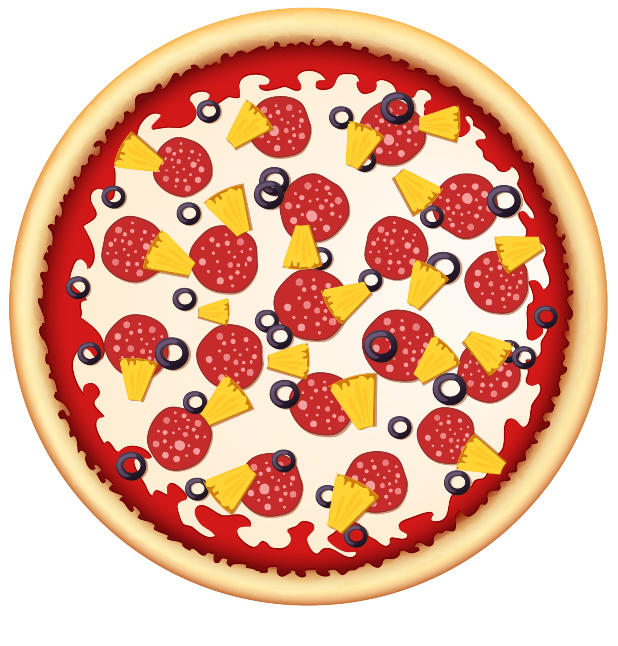
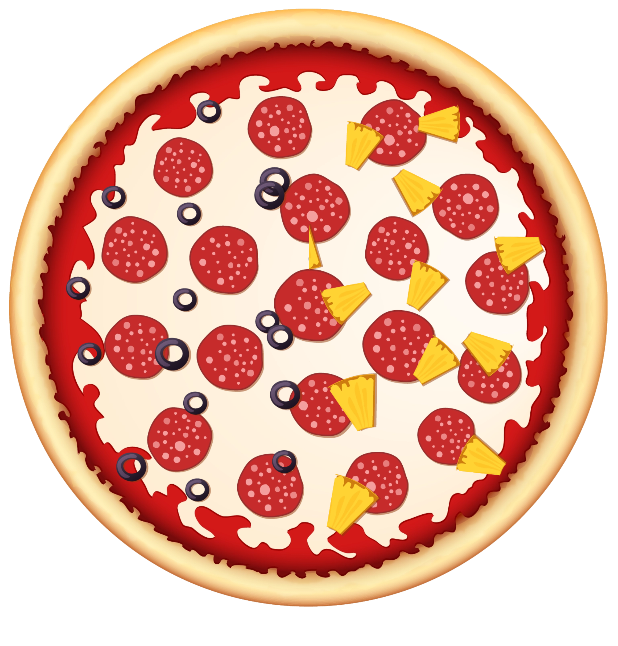
Before and after one commit to yashwanthgajji/BNR-AD-CodaPizza, an Android app built with Jetpack Compose: the @Preview function PizzaHeroImagePreview, on a phone screen of 412 x 824 dp. Shown: the top 646 px of the screen. Run offline under Robolectric (Android 15) with nearby library versions, the phone set to English and light mode, and no system bars.

Commit message:
aligning pizza images with topping placement

```diff
--- a/app/src/main/java/com/yash/android/bnr/codapizza/ui/PizzaHeroImage.kt
+++ b/app/src/main/java/com/yash/android/bnr/codapizza/ui/PizzaHeroImage.kt
@@ -3,8 +3,12 @@ package com.yash.android.bnr.codapizza.ui
 import androidx.compose.foundation.Image
 import androidx.compose.foundation.focusable
 import androidx.compose.foundation.layout.Box
+import androidx.compose.foundation.layout.aspectRatio
+import androidx.compose.foundation.layout.fillMaxSize
 import androidx.compose.runtime.Composable
+import androidx.compose.ui.Alignment
 import androidx.compose.ui.Modifier
+import androidx.compose.ui.layout.ContentScale
 import androidx.compose.ui.res.painterResource
 import androidx.compose.ui.res.stringResource
 import androidx.compose.ui.tooling.preview.Preview
@@ -34,16 +38,32 @@ fun PizzaHeroImage(
     pizza: Pizza,
     modifier: Modifier = Modifier
 ) {
-    Box(modifier = modifier) {
+    Box(modifier = modifier.aspectRatio(1f)) {
         Image(
             painter = painterResource(id = R.drawable.pizza_crust),
-            contentDescription = stringResource(id = R.string.pizza_preview)
+            contentDescription = stringResource(id = R.string.pizza_preview),
+            modifier = Modifier.fillMaxSize()
         )
         pizza.toppings.forEach { (topping, placement) ->
             Image(
                 painter = painterResource(id = topping.pizzaOverlayImage),
                 contentDescription = null,
-                modifier = Modifier.focusable(false)
+                contentScale = ContentScale.Crop,
+                alignment = when(placement) {
+                    ToppingPlacement.Left -> Alignment.TopStart
+                    ToppingPlacement.Right -> Alignment.TopEnd
+                    ToppingPlacement.All -> Alignment.Center },
+                modifier = Modifier
+                    .focusable(false)
+                    .aspectRatio(when(placement) {
+                        ToppingPlacement.Left, ToppingPlacement.Right -> 0.5f
+                        ToppingPlacement.All -> 1f
+                    })
+                    .align(when(placement) {
+                        ToppingPlacement.Left -> Alignment.CenterStart
+                        ToppingPlacement.Right -> Alignment.CenterEnd
+                        ToppingPlacement.All -> Alignment.Center
+                    })
             )
         }
     }
```
